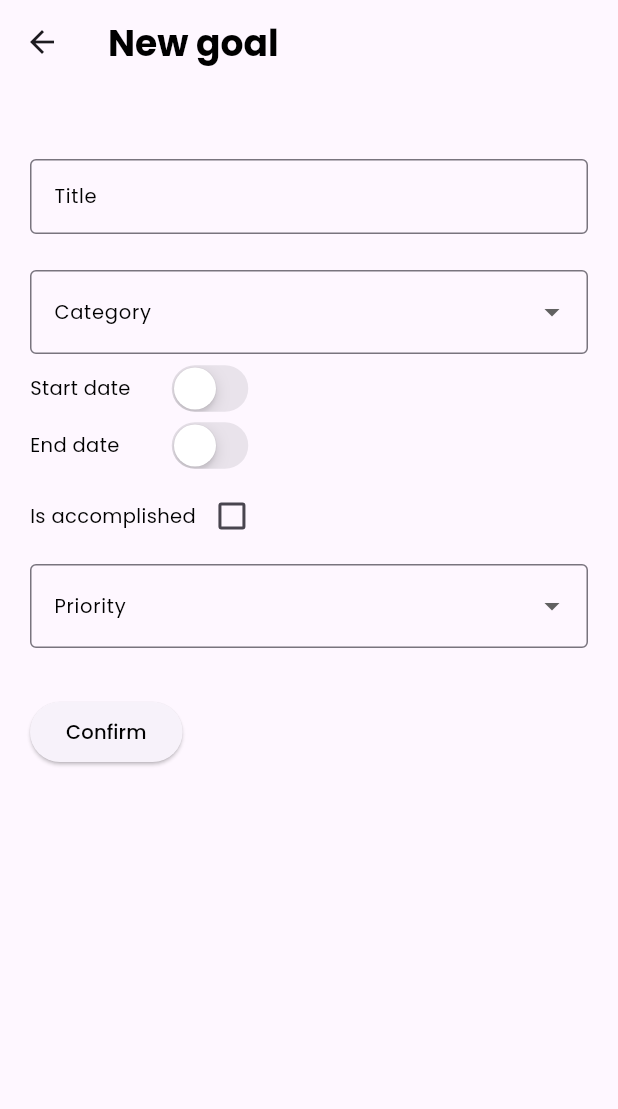
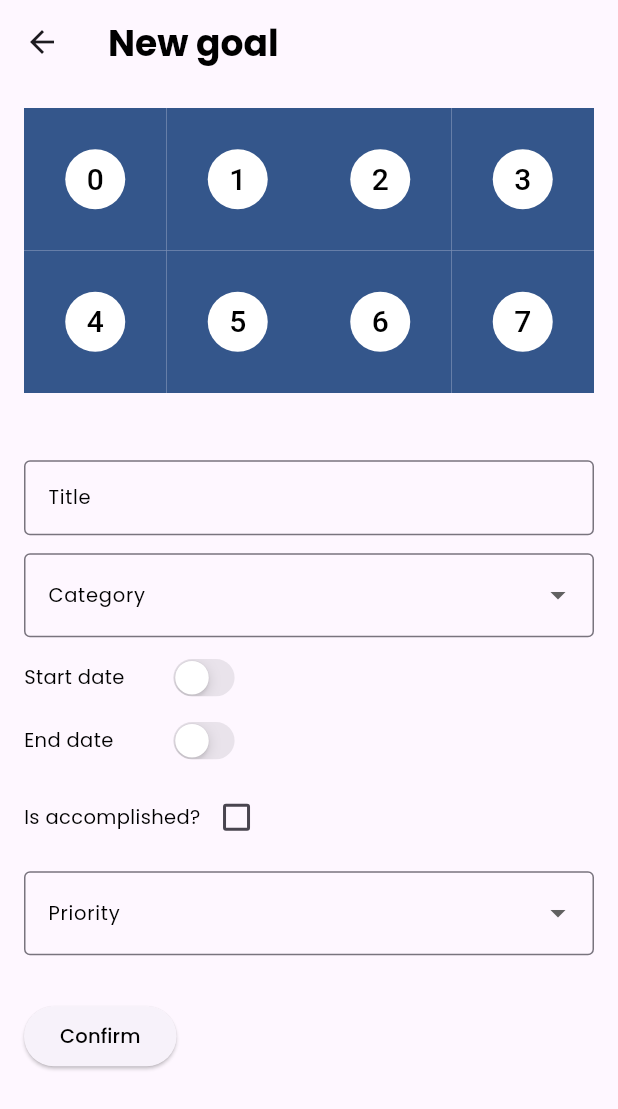
Before and after one commit to seilamoneyoum/selfsight, a Flutter app: the GoalView screen opened by its route, on a phone screen of 412 x 824 dp. Shown: the top 1109 px of the screen. Run offline on Flutter 3.47's test engine with Material 3 defaults, Android fonts, the phone set to English and light mode, and no system bars; our stand-ins replace get_it, google_fonts, stacked, stacked_services; missing offline and left inert: image_collage_widget.

Commit message:
classes set

```diff
--- /dev/null
+++ b/lib/presentation/view/goal/form/text.dart
@@ -0,0 +1,12 @@
+import 'package:flutter/material.dart';
+import 'package:google_fonts/google_fonts.dart';
+
+Text text(String message) {
+  return Text(
+    message,
+    style: GoogleFonts.poppins(
+      fontSize: 13,
+      color: Colors.black,
+    ),
+  );
+}
--- a/lib/presentation/view/goal/goal_form.dart
+++ b/lib/presentation/view/goal/goal_form.dart
@@ -3,11 +3,11 @@ import 'package:google_fonts/google_fonts.dart';
 import 'package:selfsight/domain/entities/goal/category.dart';
 import 'package:selfsight/domain/entities/goal/priority.dart';
 import 'package:selfsight/presentation/view/goal/form/confirm_button.dart';
+import 'package:selfsight/presentation/view/goal/form/text.dart';
+import 'package:selfsight/presentation/view/goal/form/build_dropdown_items.dart';
 import 'package:flutter/cupertino.dart';
 import 'package:selfsight/presentation/view/goal/form/input_decoration.dart';
 import 'package:selfsight/presentation/view/goal/form/title_field.dart';
-import 'package:image_collage_widget/image_collage_widget.dart';
-import 'package:image_collage_widget/utils/collage_type.dart';
 
 // Create a Form widget.
 class GoalForm extends StatefulWidget {
@@ -38,19 +38,17 @@ class GoalFormState extends State<GoalForm> {
         crossAxisAlignment: CrossAxisAlignment.start,
         children: [
           titleField(),
-          SizedBox(height: 16), //ou Spacer()
-          //visionBoardButton(),
-          SizedBox(height: 8),
+          SizedBox(height: 12),
           categoryDropdown(),
-          SizedBox(height: 8),
+          SizedBox(height: 12),
           dateField("Start date", true),
-          SizedBox(height: 8),
+          SizedBox(height: 12),
           dateField("End date", false),
-          SizedBox(height: 8),
+          SizedBox(height: 12),
           isAccomplishedCheckbox(),
-          SizedBox(height: 8),
+          SizedBox(height: 12),
           priorityDropdown(),
-          SizedBox(height: 32),
+          SizedBox(height: 30),
           confirmButton(_formKey, context)
         ],
       ),
@@ -62,23 +60,11 @@ class GoalFormState extends State<GoalForm> {
       decoration: inputDecoration("Category"),
       initialValue: selectedCategory,
       isExpanded: true,
-      items: Category.values.map((Category category) {
-        return DropdownMenuItem<Category>(
-          value: category,
-          child: Row(
-            children: [
-              Icon(category.icon),
-              SizedBox(width: 8),
-              Text(
-                category.title,
-                style: TextStyle(
-                  fontSize: 13,
+      items: buildDropdownItems<Category>(
+        values: Category.values,
+        getIcon: (c) => c.icon,
+        getLabel: (c) => c.title,
       ),
-              ),
-            ],
-          ),
-        );
-      }).toList(),
       onChanged: (Category? newValue) {
         setState(() {
           selectedCategory = newValue;
@@ -90,13 +76,7 @@ class GoalFormState extends State<GoalForm> {
   Row isAccomplishedCheckbox() {
     return Row(
       children: [
-        Text(
-          "Is accomplished",
-          style: GoogleFonts.poppins(
-            fontSize: 13,
-            color: Colors.black,
-          ),
-        ),
+        text("Is accomplished?"),
         Checkbox(
             checkColor: Colors.white,
             value: isAccomplished,
@@ -115,20 +95,15 @@ class GoalFormState extends State<GoalForm> {
         child: Row(
           crossAxisAlignment: CrossAxisAlignment.center,
           children: [
-            SizedBox(
-              width: 90,
-              child: Text(
-                label,
-                style: GoogleFonts.poppins(
-                  fontSize: 13,
-                  color: Colors.black,
-                ),
-              ),
-            ),
+            SizedBox(width: 90, child: text(label)),
             SizedBox(
               width: 60,
+              child: Transform.scale(
+                  scale: 0.8,
                   child: CupertinoSwitch(
-                value: isStartDateBtn ? isStartDateToggleOn : isEndDateToggleOn,
+                    value: isStartDateBtn
+                        ? isStartDateToggleOn
+                        : isEndDateToggleOn,
                     activeTrackColor: Colors.black, // track color when enabled
                     onChanged: (val) {
                       setState(() {
@@ -139,42 +114,30 @@ class GoalFormState extends State<GoalForm> {
                         }
                       });
                     },
-              ),
+                  )),
             ),
             if (isStartDateBtn ? isStartDateToggleOn : isEndDateToggleOn)
-              ElevatedButton(
+              toggleDateButton(isStartDateBtn)
+          ],
+        ));
+  }
+
+  Widget toggleDateButton(bool isStartDateBtn) {
+    return ElevatedButton(
       onPressed: isStartDateBtn
-                    ? (isStartDateToggleOn
-                        ? () => selectDate(context, true)
-                        : null)
-                    : (isEndDateToggleOn
-                        ? () => selectDate(context, false)
-                        : null),
-                child: Text(
-                  isStartDateBtn
+          ? (isStartDateToggleOn ? () => selectDate(context, true) : null)
+          : (isEndDateToggleOn ? () => selectDate(context, false) : null),
+      child: text(isStartDateBtn
           ? (selectedStartDate != null
               ? selectedStartDate.toString().substring(0, 10)
               : DateTime.now().toString().substring(0, 10))
           : (selectedEndDate != null
               ? selectedEndDate.toString().substring(0, 10)
-                          : DateTime.now().toString().substring(0, 10)),
-                  style: TextStyle(
-                    color: Colors.black,
-                    fontSize: 13,
-                  ),
-                ),
-              ),
-          ],
-        ));
+              : DateTime.now().toString().substring(0, 10))),
+    );
   }
 
-  Future<void> selectDate(BuildContext context, bool isStartDateBtn) async {
-    final DateTime? picked = await showDatePicker(
-      context: context,
-      initialDate: DateTime.now(),
-      firstDate: DateTime(DateTime.now().year - 100),
-      lastDate: DateTime(DateTime.now().year + 100),
-      builder: (context, child) {
+  Theme theme(Widget? widget) {
     return Theme(
       data: Theme.of(context).copyWith(
         colorScheme: ColorScheme.light(
@@ -188,20 +151,40 @@ class GoalFormState extends State<GoalForm> {
           ),
         ),
       ),
-          child: child!,
+      child: widget!,
     );
+  }
+
+  Future<DateTime?> pickDate(BuildContext context) async {
+    return await showDatePicker(
+      context: context,
+      initialDate: DateTime.now(),
+      firstDate: DateTime(DateTime.now().year - 100),
+      lastDate: DateTime(DateTime.now().year + 100),
+      builder: (context, child) {
+        return theme(child);
       },
     );
+  }
+
+  void updateSelectedDate(DateTime picked, bool isStartDateBtn) {
+    setState(() {
+      if (isStartDateBtn) {
+        selectedStartDate = picked;
+      } else {
+        selectedEndDate = picked;
+      }
+    });
+  }
+
+  Future<void> selectDate(BuildContext context, bool isStartDateBtn) async {
+    final DateTime? picked = await pickDate(context);
 
     if (picked != null) {
-      if (isStartDateBtn == true && picked != selectedStartDate) {
-        setState(() {
-          selectedStartDate = picked;
-        });
-      } else if (isStartDateBtn == false && picked != selectedEndDate) {
-        setState(() {
-          selectedEndDate = picked;
-        });
+      if (isStartDateBtn && picked != selectedStartDate) {
+        updateSelectedDate(picked, true);
+      } else if (!isStartDateBtn && picked != selectedEndDate) {
+        updateSelectedDate(picked, false);
       }
     }
   }
@@ -211,23 +194,10 @@ class GoalFormState extends State<GoalForm> {
       decoration: inputDecoration("Priority"),
       initialValue: selectedPriority,
       isExpanded: true,
-      items: Priority.values.map((Priority priority) {
-        return DropdownMenuItem<Priority>(
-          value: priority,
-          child: Row(
-            children: [
-              Icon(priority.icon),
-              SizedBox(width: 8),
-              Text(
-                priority.level,
-                style: TextStyle(
-                  fontSize: 13,
-                ),
-              ),
-            ],
-          ),
-        );
-      }).toList(),
+      items: buildDropdownItems<Priority>(
+          values: Priority.values,
+          getIcon: (p) => p.icon,
+          getLabel: (p) => p.level),
       onChanged: (Priority? newValue) {
         setState(() {
           selectedPriority = newValue;
--- a/lib/presentation/view/goal/goal_view.dart
+++ b/lib/presentation/view/goal/goal_view.dart
@@ -1,6 +1,8 @@
 import 'package:flutter/material.dart';
+import 'package:image_collage_widget/utils/collage_type.dart';
 import 'package:selfsight/presentation/view/goal/goal_viewmodel.dart';
 import 'package:selfsight/presentation/view/goal/goal_form.dart';
+import 'package:selfsight/presentation/view/goal/vision_board.dart';
 import 'package:google_fonts/google_fonts.dart';
 import 'package:stacked/stacked.dart';
 
@@ -21,15 +23,27 @@ class _GoalViewState extends State<GoalView> {
           title: Text(
             "New goal",
             style: GoogleFonts.poppins(
-              fontSize: 24, // Change the font size
-              fontWeight: FontWeight.bold, // Change the font weight
-              color: Colors.black, // Change the text color
+              fontSize: 24,
+              fontWeight: FontWeight.bold,
+              color: Colors.black,
             ),
           ),
         ),
-        body: Padding(
-          padding: const EdgeInsets.fromLTRB(20, 50, 20, 50),
-          child: const GoalForm(),
+        body: Container(
+          margin: EdgeInsets.all(16.0), // Space around all edges
+          child: Column(
+            children: [
+              Expanded(
+                flex: 3, // 30%
+                child: VisionBoard(),
+              ),
+              SizedBox(height: 20.0), // Space BETWEEN the widgets
+              Expanded(
+                flex: 7, // 70%
+                child: GoalForm(),
+              ),
+            ],
+          ),
         ),
       ),
     );
--- /dev/null
+++ b/lib/presentation/view/goal/vision_board.dart
@@ -0,0 +1,63 @@
+import 'package:selfsight/presentation/view/goal/vision_board/tile.dart';
+import 'package:flutter/material.dart';
+import 'package:flutter/widgets.dart';
+import 'package:flutter_staggered_grid_view/flutter_staggered_grid_view.dart';
+
+class VisionBoard extends StatelessWidget {
+  const VisionBoard({
+    Key? key,
+  }) : super(key: key);
+
+  @override
+  Widget build(BuildContext context) {
+    return SingleChildScrollView(
+      child: StaggeredGrid.count(
+        crossAxisCount: 4, // Number of grid per line
+        mainAxisSpacing: 0, // White spaces between lines
+        crossAxisSpacing: 0, // White spaces between columns
+        children: const [
+          StaggeredGridTile.count(
+            crossAxisCellCount: 1,
+            mainAxisCellCount: 1,
+            child: Tile(index: 0),
+          ),
+          StaggeredGridTile.count(
+            crossAxisCellCount: 1,
+            mainAxisCellCount: 1,
+            child: Tile(index: 1),
+          ),
+          StaggeredGridTile.count(
+            crossAxisCellCount: 1,
+            mainAxisCellCount: 1,
+            child: Tile(index: 2),
+          ),
+          StaggeredGridTile.count(
+            crossAxisCellCount: 1,
+            mainAxisCellCount: 1,
+            child: Tile(index: 3),
+          ),
+          StaggeredGridTile.count(
+            crossAxisCellCount: 1,
+            mainAxisCellCount: 1,
+            child: Tile(index: 4),
+          ),
+          StaggeredGridTile.count(
+            crossAxisCellCount: 1,
+            mainAxisCellCount: 1,
+            child: Tile(index: 5),
+          ),
+          StaggeredGridTile.count(
+            crossAxisCellCount: 1,
+            mainAxisCellCount: 1,
+            child: Tile(index: 6),
+          ),
+          StaggeredGridTile.count(
+            crossAxisCellCount: 1,
+            mainAxisCellCount: 1,
+            child: Tile(index: 7),
+          )
+        ],
+      ),
+    );
+  }
+}
--- /dev/null
+++ b/lib/presentation/view/goal/vision_board/tile.dart
@@ -0,0 +1,49 @@
+import 'package:flutter/material.dart';
+
+const _defaultColor = Color(0xFF34568B);
+
+class Tile extends StatelessWidget {
+  const Tile({
+    Key? key,
+    required this.index,
+    this.extent,
+    this.backgroundColor,
+    this.bottomSpace,
+  }) : super(key: key);
+
+  final int index;
+  final double? extent;
+  final double? bottomSpace;
+  final Color? backgroundColor;
+
+  @override
+  Widget build(BuildContext context) {
+    final child = Container(
+      color: backgroundColor ?? _defaultColor,
+      height: extent,
+      child: Center(
+        child: CircleAvatar(
+          minRadius: 20,
+          maxRadius: 20,
+          backgroundColor: Colors.white,
+          foregroundColor: Colors.black,
+          child: Text('$index', style: const TextStyle(fontSize: 20)),
+        ),
+      ),
+    );
+
+    if (bottomSpace == null) {
+      return child;
+    }
+
+    return Column(
+      children: [
+        Expanded(child: child),
+        Container(
+          height: bottomSpace,
+          color: Colors.green,
+        )
+      ],
+    );
+  }
+}
```
Also changed, not shown: lib/presentation/view/goal/form/build_dropdown_items.dart (added, +23 -0 lines), lib/presentation/view/goal/vision_board/image_tile.dart (added, +24 -0 lines), lib/presentation/view/goal/vision_board/interactive_tile.dart (added, +45 -0 lines), lib/presentation/view/goal/vision_board/select_model.dart (added, +15 -0 lines), lib/presentation/view/goal/vision_board_form.dart (added, +43 -0 lines). Lines whose indentation alone changed are shown as unchanged.
